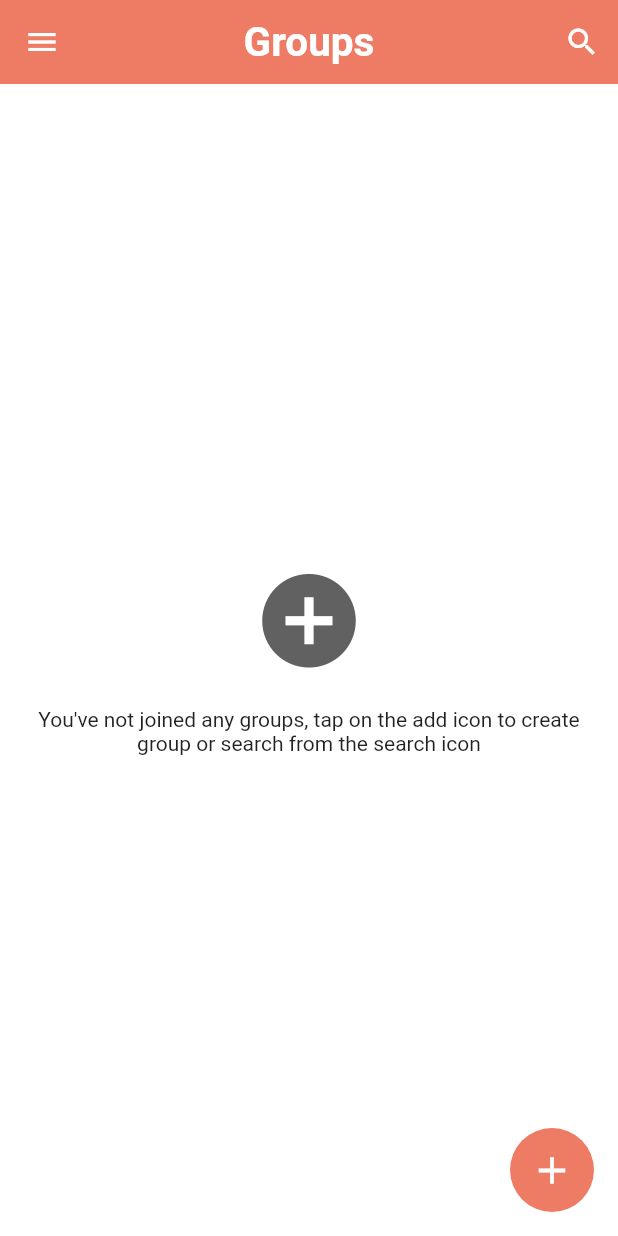
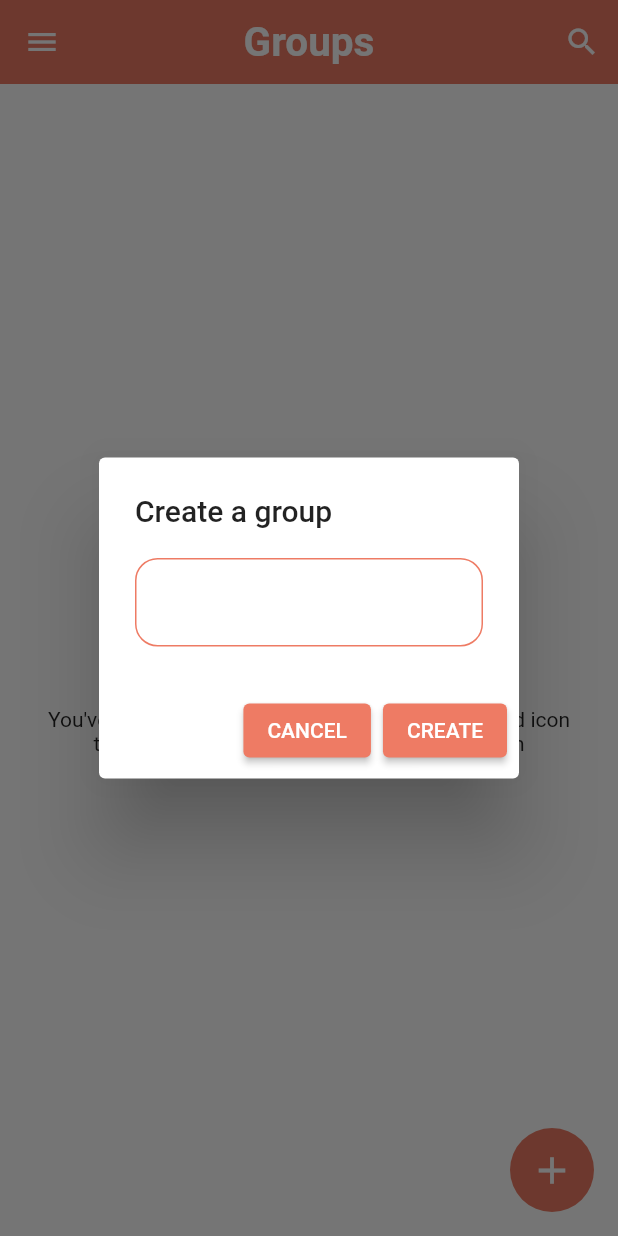
Before and after one commit to Rashadul-hub/groupie_chat_app, a Flutter app: the HomePage screen opened directly, after a tap on the "add circle" icon, on a phone screen of 412 x 824 dp. Run offline on Flutter 3.47's test engine with Material 2 defaults, Android fonts, the phone set to English and light mode, and no system bars; our stand-ins replace cloud_firestore, firebase_auth, firebase_core, shared_preferences; accounts and stored records are empty.

Commit message:
PopUpDialog Function For Creating Group
String manipulation
PopUp page Screen Creating Group

```diff
--- a/lib/pages/auth/home_page.dart
+++ b/lib/pages/auth/home_page.dart
@@ -6,6 +6,7 @@ import 'package:groupie/pages/auth/profile_page.dart';
 import 'package:groupie/pages/auth/search_page.dart';
 import 'package:groupie/service/auth_service.dart';
 import 'package:groupie/service/database_service.dart';
+import 'package:groupie/widgets/group_tile.dart';
 import 'package:groupie/widgets/widgets.dart';
 
 class HomePage extends StatefulWidget {
@@ -20,11 +21,22 @@ class _HomePageState extends State<HomePage> {
   String email = "";
   AuthService authService = AuthService();
   Stream? groups;
+  bool _isLoading = false;
+  String groupName = "";
 
   @override
   void initState() {
     super.initState();
     gettingUserData();
+  }
+
+  // String manipulation
+  String getId(String res) {
+    return res.substring(0, res.indexOf("_"));
+  }
+
+  String getName(String res) {
+    return res.substring(res.indexOf("_") + 1);
   }
 
   //getting user data in the Side menu bar of Home Sceen
@@ -156,12 +168,6 @@ class _HomePageState extends State<HomePage> {
                     );
                   });
             },
-
-            //   authService.signout().whenComplete(() {
-            //     nextScreenReplace(context, const LoginPage());
-            //   });
-            // },
-
             contentPadding: EdgeInsets.symmetric(horizontal: 20, vertical: 5),
             leading: const Icon(Icons.exit_to_app),
             title: const Text(
@@ -188,9 +194,86 @@ class _HomePageState extends State<HomePage> {
   }
 
   //PopUp Page Screen Creating Group
+
   popUpDialog(BuildContext context) {
+    showDialog(
+        barrierDismissible: false,
+        context: context,
+        builder: (context) {
+          return StatefulBuilder(builder: ((context, setState) {
+            return AlertDialog(
+              title: const Text(
+                "Create a group",
+                textAlign: TextAlign.left,
+              ),
+              content: Column(
+                mainAxisSize: MainAxisSize.min,
+                children: [
+                  _isLoading == true
+                      ? Center(
+                          child: CircularProgressIndicator(
+                            color: Theme.of(context).primaryColor,
+                          ),
+                        )
+                      : TextField(
+                          onChanged: (val) {
+                            setState(() {
+                              groupName = val;
+                            });
+                          },
+                          style: const TextStyle(color: Colors.black),
+                          decoration: InputDecoration(
+                            enabledBorder: OutlineInputBorder(
+                                borderSide: BorderSide(
+                                    color: Theme.of(context).primaryColor),
+                                borderRadius: BorderRadius.circular(15)),
+                            errorBorder: OutlineInputBorder(
+                                borderSide: const BorderSide(color: Colors.red),
+                                borderRadius: BorderRadius.circular(15)),
+                            focusedBorder: OutlineInputBorder(
+                                borderSide: BorderSide(
+                                    color: Theme.of(context).primaryColor),
+                                borderRadius: BorderRadius.circular(15)),
+                          ),
+                        ),
+                ],
+              ),
+              actions: [
+                ElevatedButton(
+                  onPressed: () {
+                    Navigator.of(context).pop();
+                  },
+                  style: ElevatedButton.styleFrom(
+                      primary: Theme.of(context).primaryColor),
+                  child: const Text("CANCEL"),
+                ),
+                ElevatedButton(
+                  onPressed: () async {
+                    if (groupName != "") {
+                      setState(() {
+                        _isLoading = true;
+                      });
+                      DatasbaseService(
+                              uid: FirebaseAuth.instance.currentUser!.uid)
+                          .createGroup(userName,
+                              FirebaseAuth.instance.currentUser!.uid, groupName)
+                          .whenComplete(() {
+                        _isLoading = false;
+                      });
+                      Navigator.of(context).pop();
+                      showSnackBar(
+                          context, Colors.green, "Group created successfully.");
+                    }
+                  },
+                  style: ElevatedButton.styleFrom(
+                      primary: Theme.of(context).primaryColor),
+                  child: const Text("CREATE"),
+                ),
+              ],
+            );
+          }));
+        });
   }
-
 
   groupList() {
     return StreamBuilder(
@@ -200,7 +283,16 @@ class _HomePageState extends State<HomePage> {
           if (snapshot.hasData) {
             if (snapshot.data['groups'] != null) {
               if (snapshot.data['groups'].length != 0) {
-                return Text("Helllo");
+                return ListView.builder(
+                  itemCount: snapshot.data['groups'].length,
+                  itemBuilder: (context, index) {
+                    int reverseIndex  = snapshot.data['groups'].length - index -1;
+                    return GroupTile(
+                        groupName: getName(snapshot.data['groups'][reverseIndex]),
+                        groupId: getId(snapshot.data['groups'][reverseIndex]),
+                        userName: snapshot.data['fullName']);
+                  },
+                );
               } else {
                 return noGroupWidget();
               }
@@ -225,7 +317,7 @@ class _HomePageState extends State<HomePage> {
         crossAxisAlignment: CrossAxisAlignment.center,
         children: [
           GestureDetector(
-            onTap: (){
+            onTap: () {
               popUpDialog(context);
             },
             child: Icon(
@@ -238,8 +330,9 @@ class _HomePageState extends State<HomePage> {
             height: 20,
           ),
           const Text(
-              "You've not joined any groups, tap on the add icon to create group or search from the search icon",
-          textAlign: TextAlign.center ,),
+            "You've not joined any groups, Please tap on the add icon to create group or search from the search icon",
+            textAlign: TextAlign.center,
+          ),
         ],
       ),
     );
```
